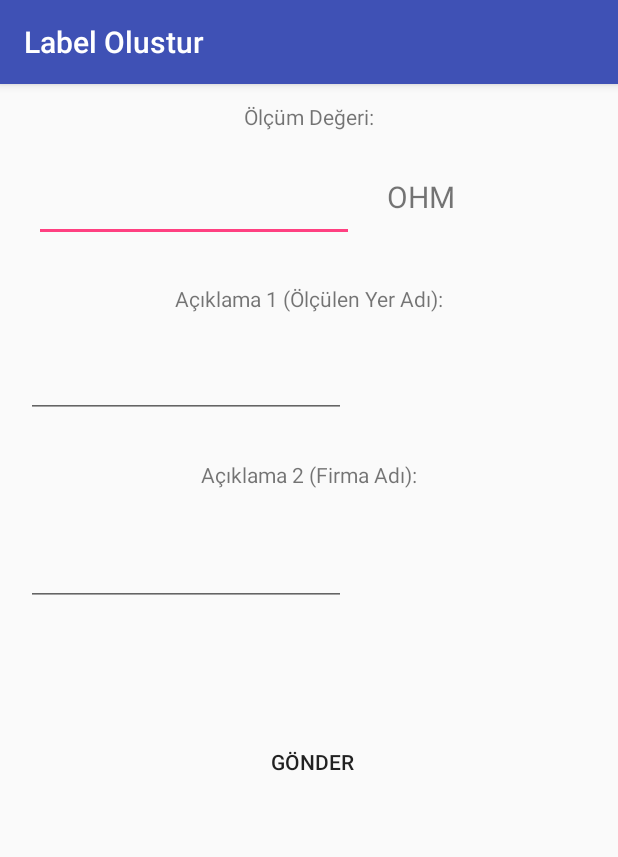
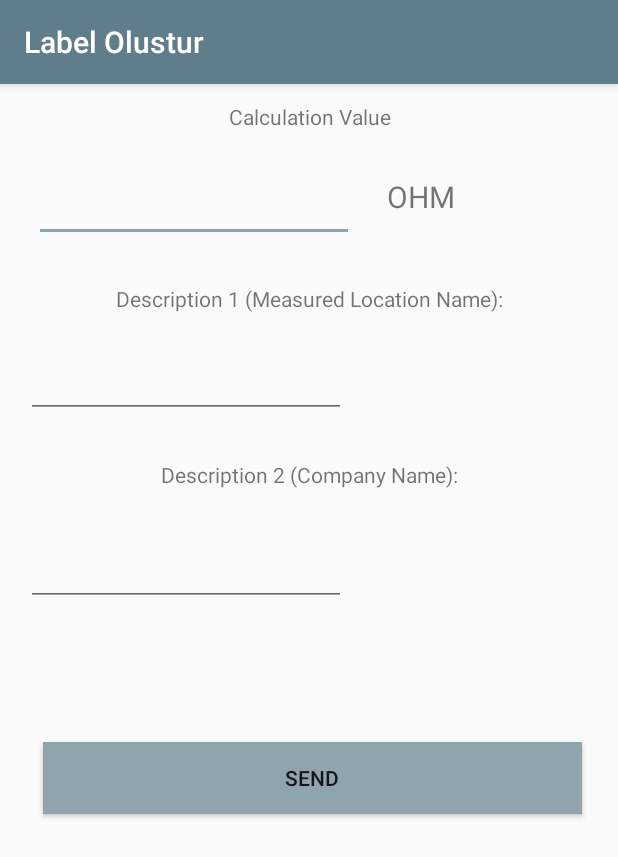
Before and after one commit to ahmetkilinc/PTouchPrinterControl, an Android app: the LabelOlustur screen opened directly, with no data from a screen before it, on a phone screen of 412 x 824 dp. Shown: the top 857 px of the screen. Run offline under Robolectric (Android 15) with nearby library versions, the phone set to English and light mode, and no system bars.

Commit message:
Label font, size and color added. App colors changed. Auto cut enabled.

```diff
--- a/app/src/main/res/layout/activity_label_olustur.xml
+++ b/app/src/main/res/layout/activity_label_olustur.xml
@@ -12,7 +12,7 @@
         android:layout_height="28dp"
         android:layout_margin="8dp"
         android:gravity="center"
-        android:text="Ölçüm Değeri:"
+        android:text="@string/calc_value"
         app:layout_constraintEnd_toEndOf="parent"
         app:layout_constraintStart_toStartOf="parent"
         app:layout_constraintTop_toTopOf="parent" />
@@ -38,7 +38,7 @@
         android:layout_marginEnd="92dp"
         android:layout_marginStart="8dp"
         android:layout_marginTop="24dp"
-        android:text="OHM"
+        android:text="@string/ohm"
         android:textSize="20sp"
         app:layout_constraintBottom_toTopOf="@+id/textViewAciklama1"
         app:layout_constraintEnd_toEndOf="parent"
@@ -54,7 +54,7 @@
         android:layout_marginStart="8dp"
         android:layout_marginTop="24dp"
         android:gravity="center"
-        android:text="Açıklama 1 (Ölçülen Yer Adı):"
+        android:text="@string/desc_1"
         app:layout_constraintEnd_toEndOf="parent"
         app:layout_constraintStart_toStartOf="parent"
         app:layout_constraintTop_toBottomOf="@+id/editTextOlcumDegeri" />
@@ -81,7 +81,7 @@
         android:layout_marginStart="8dp"
         android:layout_marginTop="24dp"
         android:gravity="center"
-        android:text="Açıklama 2 (Firma Adı):"
+        android:text="@string/desc_2"
         app:layout_constraintEnd_toEndOf="parent"
         app:layout_constraintStart_toStartOf="parent"
         app:layout_constraintTop_toBottomOf="@+id/editTextAciklama1" />
@@ -104,28 +104,17 @@
         android:id="@+id/buttonGonder"
         android:layout_width="359dp"
         android:layout_height="wrap_content"
+        android:layout_marginBottom="8dp"
         android:layout_marginEnd="8dp"
         android:layout_marginStart="8dp"
         android:layout_marginTop="80dp"
-        android:background="@null"
-        android:text="Gönder"
+        android:background="@color/colorAccent"
+        android:text="@string/send"
+        app:layout_constraintBottom_toBottomOf="parent"
         app:layout_constraintEnd_toEndOf="parent"
         app:layout_constraintHorizontal_bias="0.555"
         app:layout_constraintStart_toStartOf="parent"
-        app:layout_constraintTop_toBottomOf="@+id/editTextAciklama2" />
-
-    <ImageView
-        android:id="@+id/imageViewBm"
-        android:layout_width="wrap_content"
-        android:layout_height="wrap_content"
-        android:layout_marginBottom="8dp"
-        android:layout_marginEnd="8dp"
-        android:layout_marginStart="8dp"
-        android:layout_marginTop="8dp"
-        app:layout_constraintBottom_toBottomOf="parent"
-        app:layout_constraintEnd_toEndOf="parent"
-        app:layout_constraintStart_toStartOf="parent"
-        app:layout_constraintTop_toBottomOf="@+id/buttonGonder"
-        app:srcCompat="@null" />
+        app:layout_constraintTop_toBottomOf="@+id/editTextAciklama2"
+        app:layout_constraintVertical_bias="0.038" />
 
 </android.support.constraint.ConstraintLayout>
--- a/app/src/main/res/layout/activity_startmenu.xml
+++ b/app/src/main/res/layout/activity_startmenu.xml
@@ -8,7 +8,7 @@
         android:layout_width="fill_parent"
         android:layout_height="fill_parent"
 
-        android:layout_marginTop="300dp"
+        android:layout_marginTop="350dp"
         android:dividerHeight="2dp" />
 
     <Button
--- a/app/src/main/res/layout/xml_list_item.xml
+++ b/app/src/main/res/layout/xml_list_item.xml
@@ -2,6 +2,7 @@
 <LinearLayout xmlns:android="http://schemas.android.com/apk/res/android"
     android:layout_width="match_parent"
     android:layout_height="80dp"
+    android:background="@color/colorAccent"
     android:gravity="center_vertical"
     android:orientation="horizontal">
 
--- a/app/src/main/res/values/colors.xml
+++ b/app/src/main/res/values/colors.xml
@@ -1,9 +1,9 @@
 <?xml version="1.0" encoding="utf-8"?>
 <resources>
-    <color name="colorPrimary">#3F51B5</color>
-    <color name="colorPrimaryDark">#303F9F</color>
-    <color name="colorAccent">#FF4081</color>
+    <color name="colorPrimary">#607D8B</color>
+    <color name="colorPrimaryDark">#37474F</color>
+    <color name="colorAccent">#90A4AE</color>
 
     <drawable name="divider">#999</drawable>
-    <drawable name="table_background">#444</drawable>
+    <drawable name="table_background">#B0BEC5</drawable>
 </resources>
--- a/app/src/main/res/values/strings.xml
+++ b/app/src/main/res/values/strings.xml
@@ -41,7 +41,7 @@
     <string name="text_pdf_pages_end">End Page:</string>
     <string name="chkbox_multiple_select">Multiple Select</string>
     <string name="chkbox_all_pages">All pages</string>
-    <string name="text_print_image">Image Print</string>
+    <string name="text_print_image">Click to Enter Label Values</string>
     <string name="text_print_pdf">Print Pdf File</string>
     <string name="text_print_template">Print Template</string>
     <string name="text_transfer_manager">Manage Templates</string>
@@ -726,5 +726,11 @@
         <item>External folder </item>
     </string-array>
 
+    <string name="calc_value">Calculation Value</string>
+    <string name="ohm" translatable="false">OHM</string>
+    <string name="desc_1">Description 1 (Measured Location Name):</string>
+    <string name="desc_2">Description 2 (Company Name):</string>
+    <string name="send">Send</string>
+
 
 </resources>
```
Also changed, not shown: app/src/main/java/com/gobletsoft/ptouchprintercontrol/Activity_PrintImage.java (+0 -13 lines), app/src/main/java/com/gobletsoft/ptouchprintercontrol/LabelOlustur.java (+26 -26 lines), app/src/main/res/layout/activity_print_image.xml (+4 -4 lines), app/src/main/res/drawable/labeltemplate.jpg, 1 other file.
